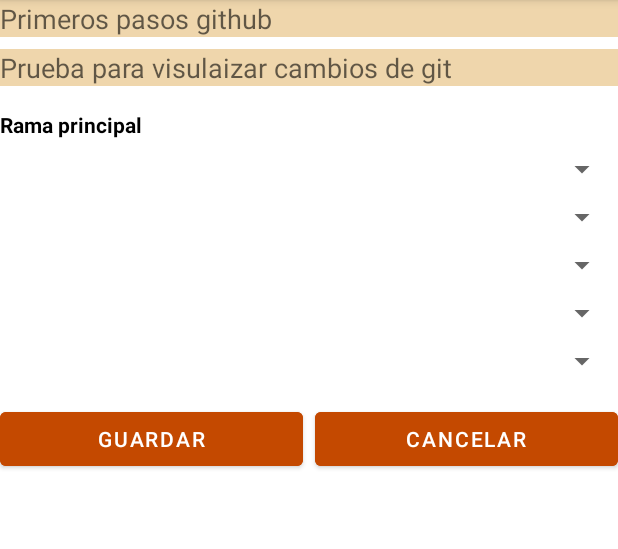
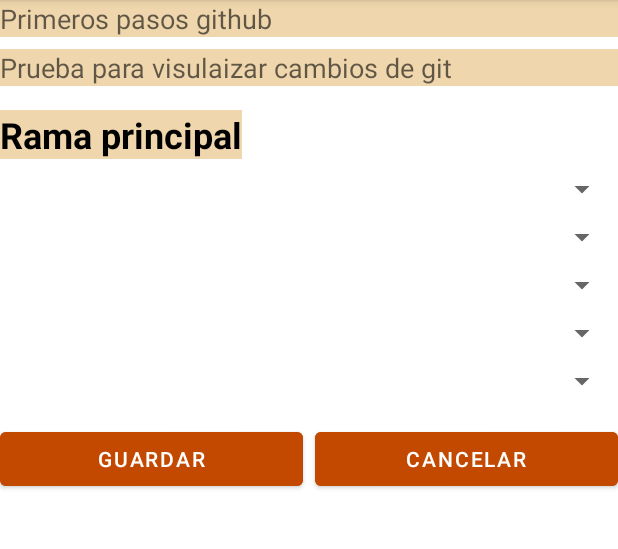
Before and after one commit to mhernandez-sys/App_ActCirculantes, an Android app: the fragment HomeFragment shown on its own in the app's theme, on a phone screen of 412 x 824 dp, the part 84-633 px from its top. Run offline under Robolectric (Android 15) with nearby library versions, the phone set to English and light mode, and no system bars.

Commit message:
Septimocommit (se actualizo el titulo) [18/07/2024-12:52]

```diff
--- a/app/src/main/res/layout/fragment_home.xml
+++ b/app/src/main/res/layout/fragment_home.xml
@@ -41,6 +41,8 @@
         android:text="Rama principal"
         android:textStyle="bold"
         android:textColor="@color/black"
+        android:textSize="24sp"
+        android:background="@color/terciario"
         app:layout_constraintTop_toBottomOf="@id/et_num_serie"
         app:layout_constraintStart_toStartOf="parent"
         android:layout_marginTop="16dp" />
```
